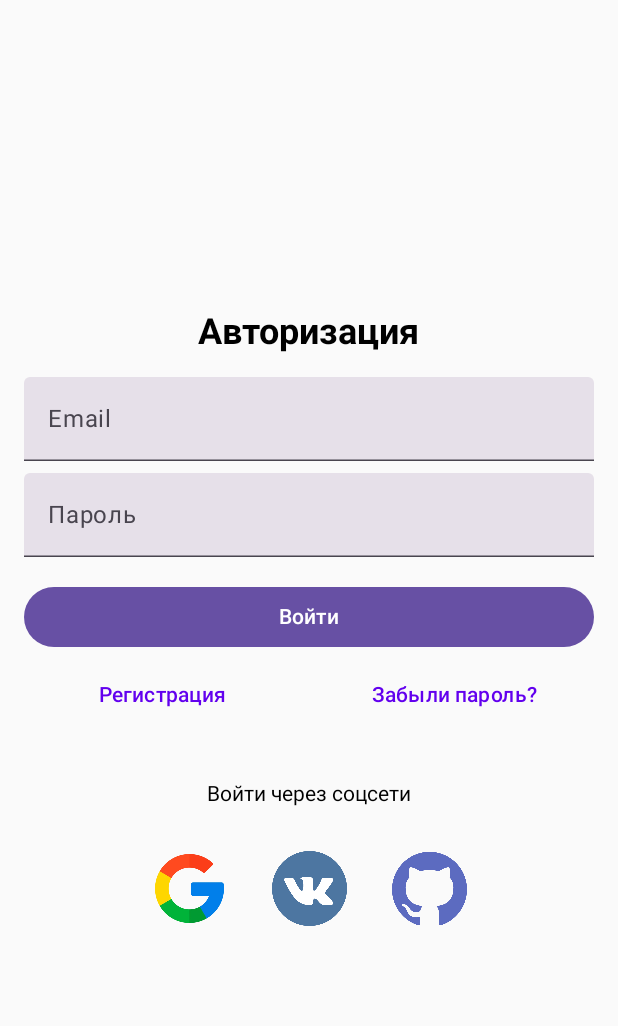
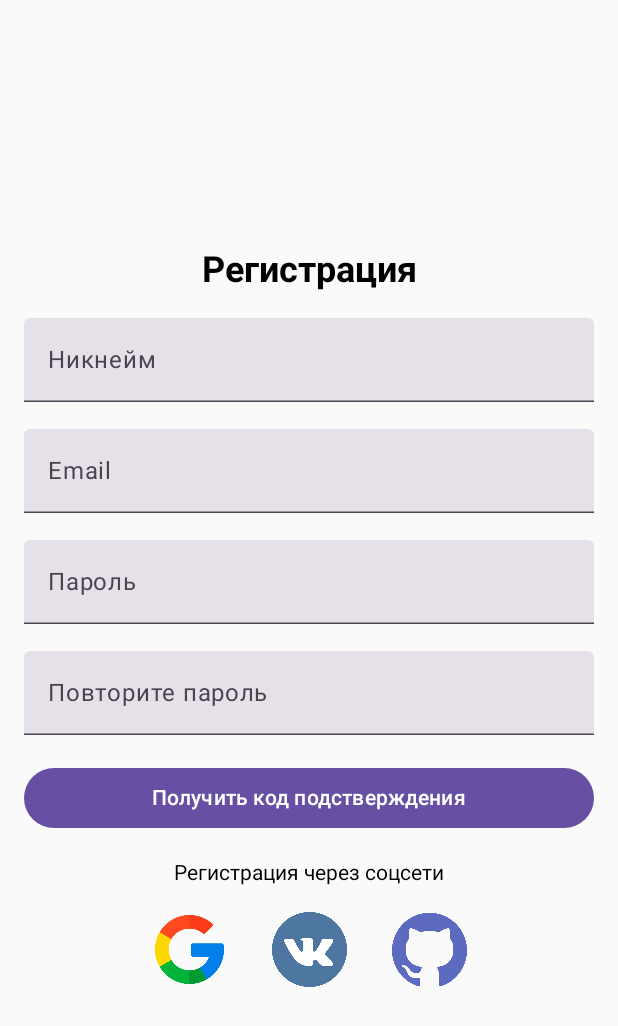
Before and after one commit to eeev-dev/LibraryJC, an Android app built with Jetpack Compose: the screen it shows after launch (MainActivity before the commit, RegisterActivity after it), after a tap on "Регистрация", on a phone screen of 412 x 824 dp. Shown: the top 1026 px of the screen. Run offline under Robolectric (Android 15) with nearby library versions, the phone set to English and light mode, and no system bars.

Commit message:
исправлен баг с переходом на экран

```diff
--- a/app/src/main/AndroidManifest.xml
+++ b/app/src/main/AndroidManifest.xml
@@ -23,6 +23,7 @@
                 <category android:name="android.intent.category.LAUNCHER" />
             </intent-filter>
         </activity>
+        <activity android:name=".RegisterActivity" />
     </application>
 
 </manifest>
--- a/app/src/main/java/com/example/library/MainActivity.kt
+++ b/app/src/main/java/com/example/library/MainActivity.kt
@@ -37,6 +37,7 @@ import androidx.compose.ui.Modifier
 import androidx.compose.ui.draw.clip
 import androidx.compose.ui.graphics.Color
 import androidx.compose.ui.graphics.ImageBitmap
+import androidx.compose.ui.platform.LocalContext
 import androidx.compose.ui.res.imageResource
 import androidx.compose.ui.res.painterResource
 import androidx.compose.ui.semantics.Role.Companion.Image
@@ -56,8 +57,6 @@ class MainActivity : ComponentActivity() {
         }
     }
 }
-
-val applicationContext: Context = MainActivity()
 
 @Composable
 fun LoginScreen() {
@@ -104,6 +103,7 @@ fun LoginScreen() {
         Row(
             modifier = Modifier.fillMaxWidth()
         ) {
+            val applicationContext: Context = LocalContext.current
             Button(
                 onClick = {
                     val intent = Intent(applicationContext, RegisterActivity::class.java)
```
